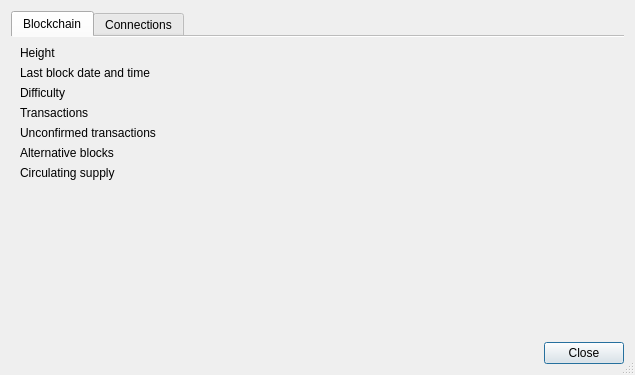
cryptonotefoundation/cryptonotewallet, file src/gui/ui/infodialog.ui: the form before one commit.
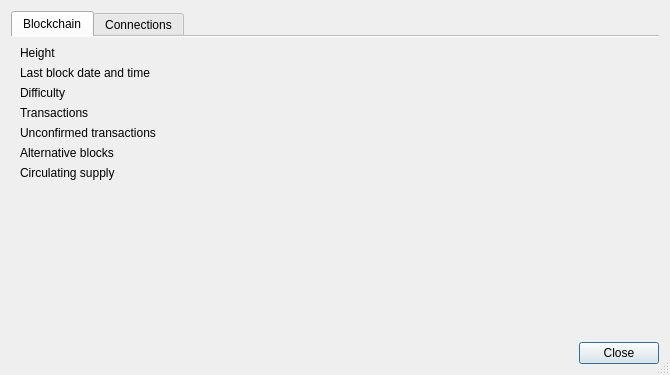
The form after the commit.

Commit message: Added custom context menu for connections view and small tweaks of dialog size to remove horisontal scrolling (on Windows) as well as stretch last section

```diff
--- a/src/gui/ui/infodialog.ui
+++ b/src/gui/ui/infodialog.ui
@@ -9,7 +9,7 @@
    <rect>
     <x>0</x>
     <y>0</y>
-    <width>635</width>
+    <width>670</width>
     <height>375</height>
    </rect>
   </property>
```
The commit also changes 3 other files.
